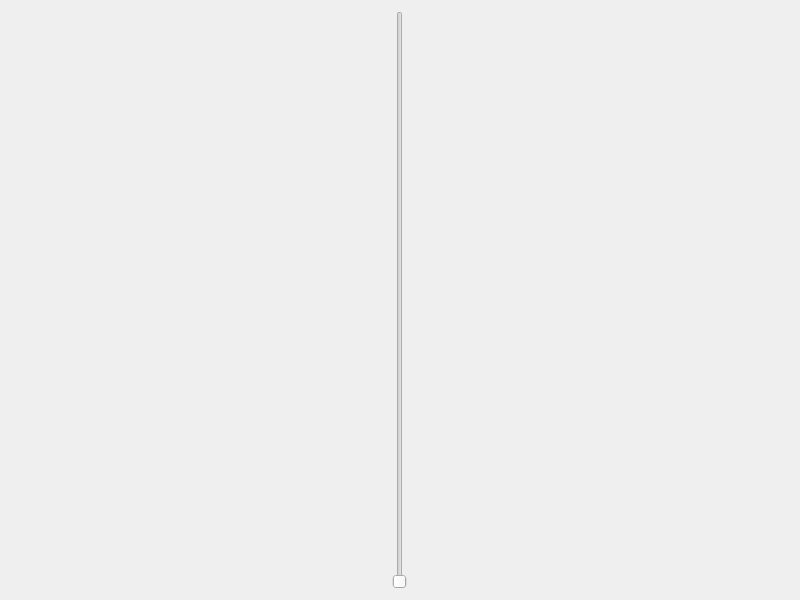
Above: CustomSlider/CustomSlider/widget.ui from bear-boy/QtCustomAudioWidget before the change. Below: the same form after it.
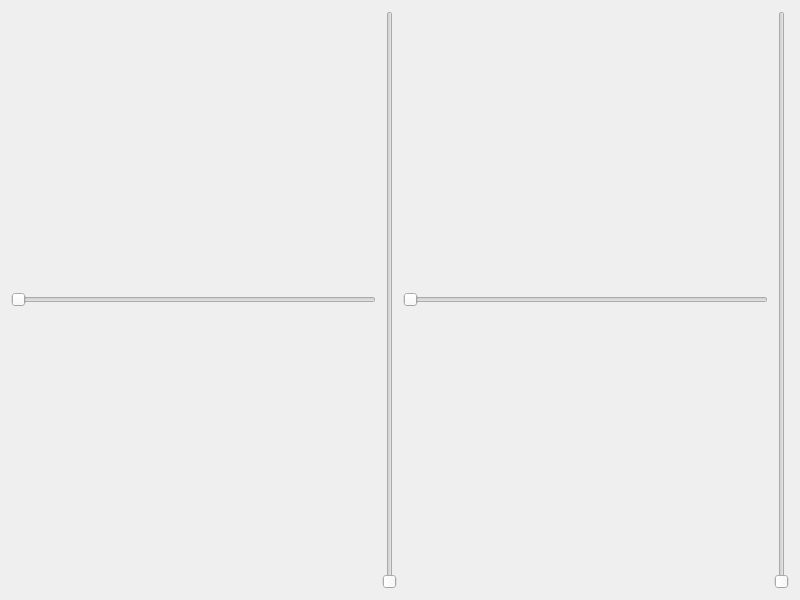
That is the form after the change. Custom widgets are drawn as their Qt base class.

Commit message: update customized dial widget

Patch:
```diff
--- a/CustomSlider/CustomSlider/widget.ui
+++ b/CustomSlider/CustomSlider/widget.ui
@@ -13,19 +13,38 @@
   <property name="windowTitle">
    <string>Widget</string>
   </property>
+  <layout class="QHBoxLayout" name="horizontalLayout_2">
+   <item>
   <layout class="QHBoxLayout" name="horizontalLayout">
    <item>
-    <widget class="CustomSlider" name="uiCSlider">
-     <property name="sizePolicy">
-      <sizepolicy hsizetype="Fixed" vsizetype="Expanding">
-       <horstretch>0</horstretch>
-       <verstretch>0</verstretch>
-      </sizepolicy>
-     </property>
+      <widget class="CustomSlider" name="horizontalSlider">
+       <property name="orientation">
+        <enum>Qt::Horizontal</enum>
+       </property>
+      </widget>
+     </item>
+     <item>
+      <widget class="CustomSlider" name="verticalSlider">
      <property name="orientation">
       <enum>Qt::Vertical</enum>
      </property>
     </widget>
+     </item>
+     <item>
+      <widget class="QSlider" name="horizontalSlider_2">
+       <property name="orientation">
+        <enum>Qt::Horizontal</enum>
+       </property>
+      </widget>
+     </item>
+     <item>
+      <widget class="QSlider" name="verticalSlider_2">
+       <property name="orientation">
+        <enum>Qt::Vertical</enum>
+       </property>
+      </widget>
+     </item>
+    </layout>
    </item>
   </layout>
  </widget>
```
Left out of the diff: 2 changed lines with no effect on the pictures. Lines whose indentation alone changed are shown as unchanged. The commit also changes 6 other files.
